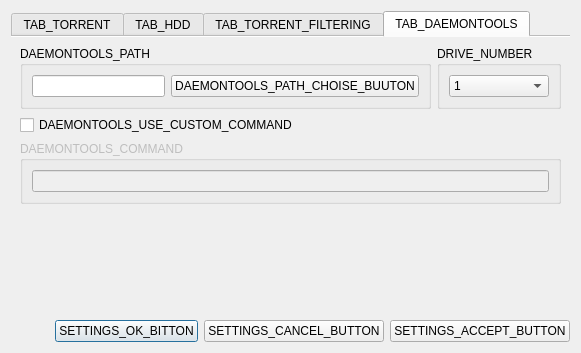
Qt form CuteTorrent/LTorrent/SettingsDialog.ui (SuperNerd-James/cutetorrent) before a commit.
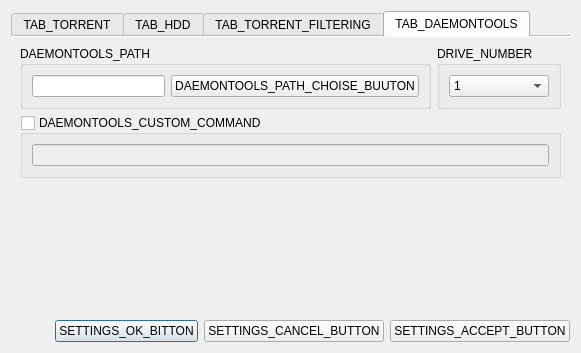
The same form after that commit. The open tabs and pages were chosen to show the change. Icons and pictures are not drawn.

What changed in the file:
```diff
--- a/CuteTorrent/LTorrent/SettingsDialog.ui
+++ b/CuteTorrent/LTorrent/SettingsDialog.ui
@@ -608,24 +608,18 @@
        <string>TAB_DAEMONTOOLS</string>
       </attribute>
       <layout class="QGridLayout" name="gridLayout_12">
-       <item row="2" column="0" colspan="2">
-        <widget class="QGroupBox" name="customMoutGroupBox">
-         <property name="enabled">
-          <bool>false</bool>
+       <item row="2" column="0">
+        <spacer name="verticalSpacer_4">
+         <property name="orientation">
+          <enum>Qt::Vertical</enum>
          </property>
-         <property name="title">
-          <string>DAEMONTOOLS_COMMAND</string>
+         <property name="sizeHint" stdset="0">
+          <size>
+           <width>20</width>
+           <height>40</height>
+          </size>
          </property>
-         <layout class="QGridLayout" name="gridLayout_10">
-          <item row="0" column="0">
-           <widget class="QLineEdit" name="customCommandEdit">
-            <property name="whatsThis">
-             <string>DAEMONTOOLS_COMMAND_WIT</string>
-            </property>
-           </widget>
-          </item>
-         </layout>
-        </widget>
+        </spacer>
        </item>
        <item row="0" column="1">
         <widget class="QGroupBox" name="groupBox_8">
@@ -693,6 +687,31 @@
          </layout>
         </widget>
        </item>
+       <item row="1" column="0" colspan="2">
+        <widget class="QGroupBox" name="customMoutGroupBox">
+         <property name="enabled">
+          <bool>true</bool>
+         </property>
+         <property name="title">
+          <string>DAEMONTOOLS_CUSTOM_COMMAND</string>
+         </property>
+         <property name="checkable">
+          <bool>true</bool>
+         </property>
+         <property name="checked">
+          <bool>false</bool>
+         </property>
+         <layout class="QGridLayout" name="gridLayout_10">
+          <item row="0" column="0">
+           <widget class="QLineEdit" name="customCommandEdit">
+            <property name="whatsThis">
+             <string>DAEMONTOOLS_COMMAND_WIT</string>
+            </property>
+           </widget>
+          </item>
+         </layout>
+        </widget>
+       </item>
        <item row="0" column="0">
         <widget class="QGroupBox" name="groupBox_6">
          <property name="title">
@@ -719,29 +738,6 @@
          </layout>
         </widget>
        </item>
-       <item row="1" column="0">
-        <widget class="QCheckBox" name="customMountCheckBox">
-         <property name="whatsThis">
-          <string>DAEMONTOOLS_USE_CUSTOM_COMMAND_WIT</string>
-         </property>
-         <property name="text">
-          <string>DAEMONTOOLS_USE_CUSTOM_COMMAND</string>
-         </property>
-        </widget>
-       </item>
-       <item row="3" column="0">
-        <spacer name="verticalSpacer_4">
-         <property name="orientation">
-          <enum>Qt::Vertical</enum>
-         </property>
-         <property name="sizeHint" stdset="0">
-          <size>
-           <width>20</width>
-           <height>40</height>
-          </size>
-         </property>
-        </spacer>
-       </item>
       </layout>
      </widget>
     </widget>
```
Left out of the diff: 76 changed lines with no effect on the pictures.
